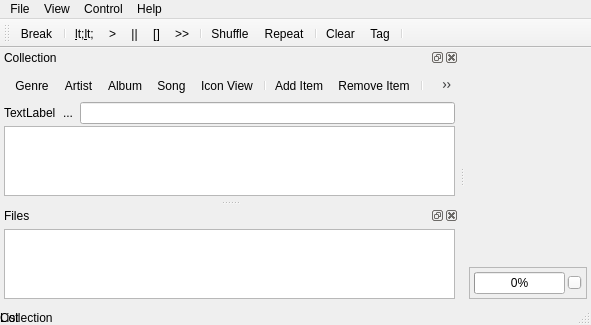
The window that src/cuberok.ui (DrMoriarty/cuberok) describes before a commit, drawn with Qt 5.
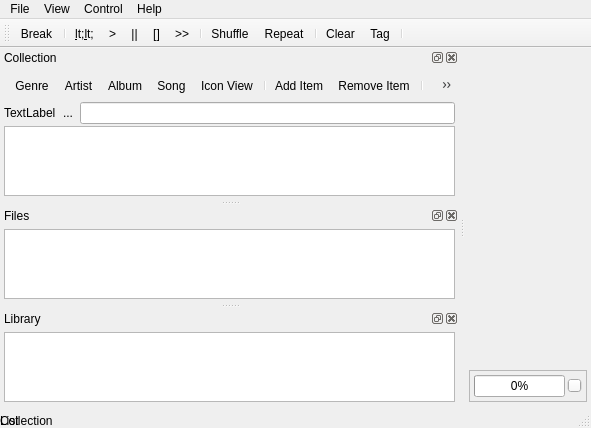
The same window after the commit. Icons and pictures are not drawn. Custom widgets are drawn as their Qt base class.

```diff
--- a/src/cuberok.ui
+++ b/src/cuberok.ui
@@ -328,6 +328,61 @@
     </layout>
    </widget>
   </widget>
+  <widget class="QDockWidget" name="dockWidget3" >
+   <property name="features" >
+    <set>QDockWidget::AllDockWidgetFeatures</set>
+   </property>
+   <property name="windowTitle" >
+    <string>Library</string>
+   </property>
+   <attribute name="dockWidgetArea" >
+    <number>1</number>
+   </attribute>
+   <widget class="QWidget" name="dockWidgetContents3" >
+    <layout class="QVBoxLayout" >
+     <property name="spacing" >
+      <number>2</number>
+     </property>
+     <property name="leftMargin" >
+      <number>4</number>
+     </property>
+     <property name="topMargin" >
+      <number>4</number>
+     </property>
+     <property name="rightMargin" >
+      <number>4</number>
+     </property>
+     <property name="bottomMargin" >
+      <number>4</number>
+     </property>
+     <item>
+      <widget class="LibraryView" name="libView" >
+       <property name="contextMenuPolicy" >
+        <enum>Qt::ActionsContextMenu</enum>
+       </property>
+       <property name="acceptDrops" >
+        <bool>true</bool>
+       </property>
+       <property name="toolTip" >
+        <string>Drag'n'Drop playlists to the library</string>
+       </property>
+       <property name="dragEnabled" >
+        <bool>true</bool>
+       </property>
+       <property name="flow" >
+        <enum>QListView::TopToBottom</enum>
+       </property>
+       <property name="isWrapping" stdset="0" >
+        <bool>true</bool>
+       </property>
+       <addaction name="actionAddToLibrary" />
+       <addaction name="actionRemoveFromLibrary" />
+       <addaction name="actionLibrarySetImage" />
+      </widget>
+     </item>
+    </layout>
+   </widget>
+  </widget>
   <widget class="QMenuBar" name="menubar" >
    <property name="geometry" >
     <rect>
@@ -925,6 +980,11 @@
    <extends>QListView</extends>
    <header>collectionview.h</header>
   </customwidget>
+  <customwidget>
+   <class>LibraryView</class>
+   <extends>QListView</extends>
+   <header>libraryview.h</header>
+  </customwidget>
  </customwidgets>
  <resources>
   <include location="resource.qrc" />
```
Left out of the diff: 115 changed lines with no effect on the pictures.
